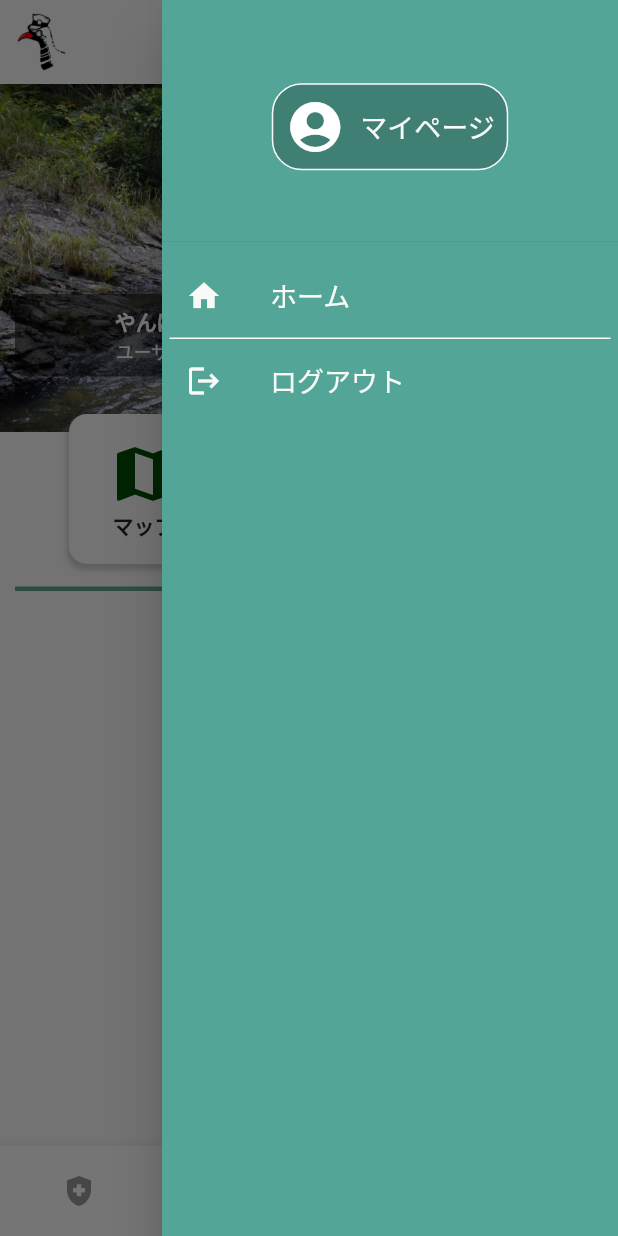
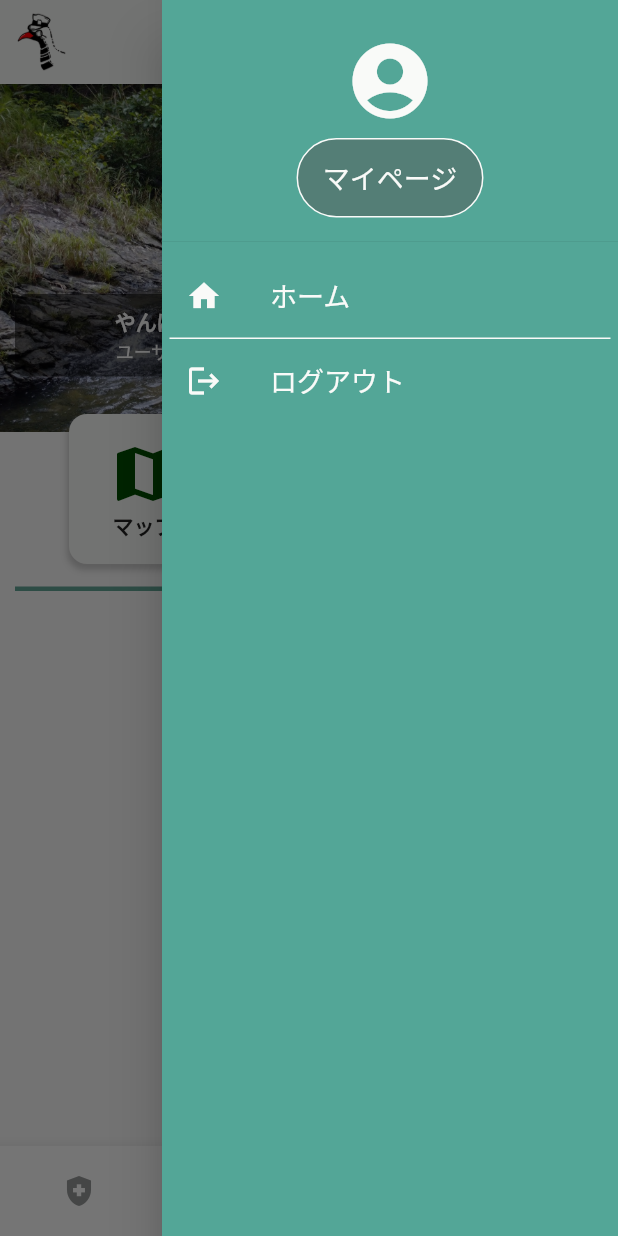
Before and after one commit to Team-NFF/quinart-application, a Flutter app: the screen it shows after launch, with the side drawer open, on a phone screen of 412 x 824 dp. Run offline on Flutter 3.47's test engine with Material 2 defaults, Android fonts, the light colour scheme and no system bars; our stand-ins replace flutter_riverpod, google_fonts, hooks_riverpod.

Commit message:
Update: Change design(drawer header)

```diff
--- a/lib/component/home_page/drawer/drawer_header.dart
+++ b/lib/component/home_page/drawer/drawer_header.dart
@@ -9,31 +9,30 @@ class HomePageDrawerHeader extends StatelessWidget {
       decoration: const BoxDecoration(
         color: Color(0xFF53a697),
       ),
-      child: Stack(
+      child: Column(
+        mainAxisAlignment: MainAxisAlignment.center,
+        crossAxisAlignment: CrossAxisAlignment.center,
         children: [
-          Positioned.fill(
-            child: Center(
-              child: Container(
-                padding: const EdgeInsets.all(8.0),
-                decoration: BoxDecoration(
-                  color: const Color(0xFF408074),
-                  borderRadius: BorderRadius.circular(20),
-                  border: Border.all(color: const Color(0xFFf9faf8)),
-                ),
-                child: const Row(
-                  mainAxisSize: MainAxisSize.min,
-                  children: [
-                    Icon(Icons.account_circle, color: Colors.white, size: 40),
-                    SizedBox(width: 10),
-                    Text(
-                      'マイページ',
-                      style: TextStyle(
-                        fontSize: 18,
-                        color: Color(0xFFf9faf8),
-                      ),
-                    ),
-                  ],
-                ),
+          const Icon(
+            Icons.account_circle,
+            color: Color(0xFFf9faf8),
+            size: 60,
+          ),
+          const SizedBox(height: 8),
+          Container(
+            padding: const EdgeInsets.all(12),
+            decoration: BoxDecoration(
+              borderRadius: BorderRadius.circular(32),
+              border: Border.all(
+                color: const Color(0xFFf9faf8),
+              ),
+              color: const Color(0xFF555656).withOpacity(0.5),
+            ),
+            child: const Text(
+              ' マイページ ',
+              style: TextStyle(
+                fontSize: 18,
+                color: Color(0xFFf9faf8),
               ),
             ),
           ),
```
